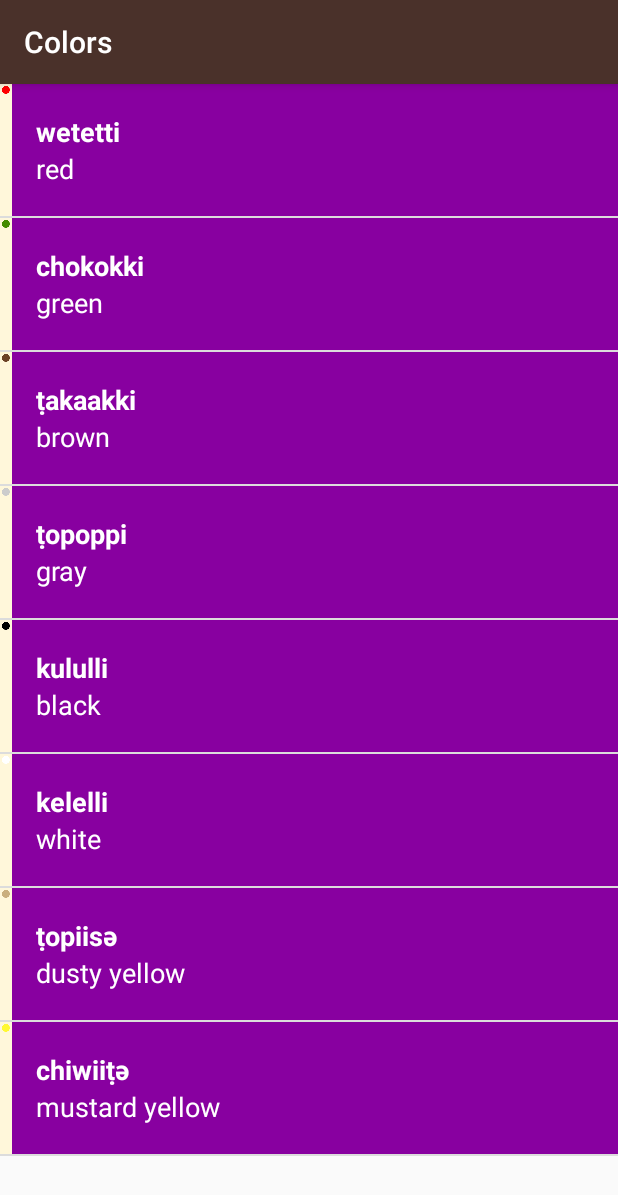
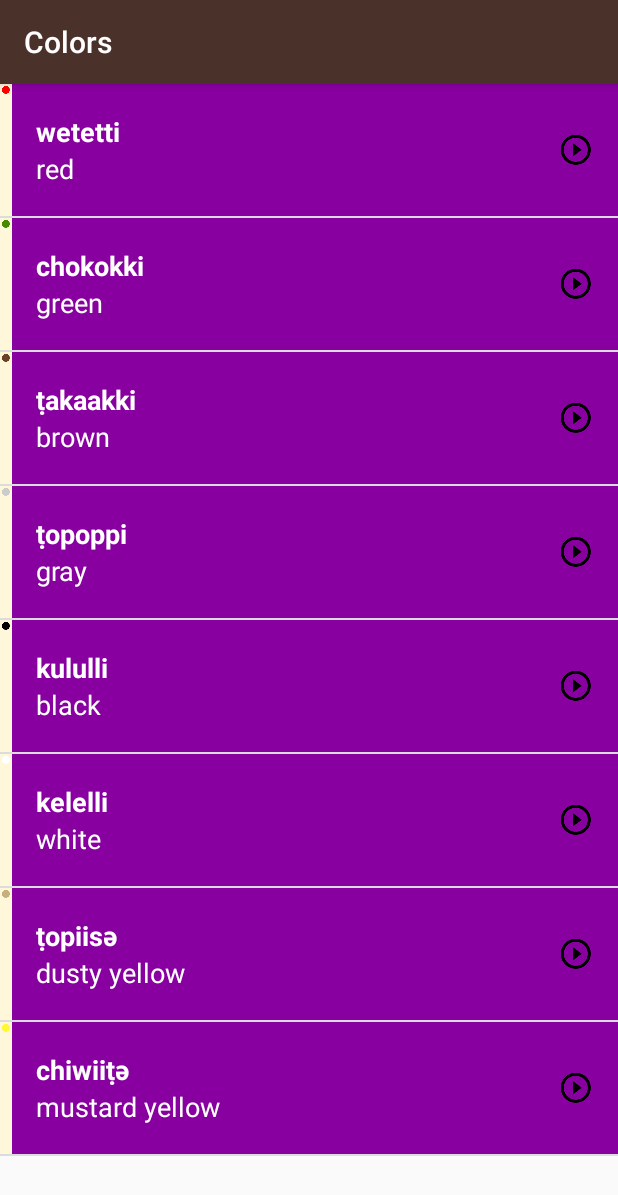
Before and after one commit to emperatorLeo/miwokApp, an Android app: the ColorsActivity screen opened directly, with no data from a screen before it, on a phone screen of 412 x 824 dp. Shown: the top 1195 px of the screen. Run offline under Robolectric (Android 15) with nearby library versions, the light colour scheme and no system bars.

Commit message:
adding a play icon in each listItem and adding a selectable background to the main activity layout

```diff
--- a/app/src/main/java/com/example/android/miwok/WordAdapter.java
+++ b/app/src/main/java/com/example/android/miwok/WordAdapter.java
@@ -2,7 +2,6 @@
 
 
 import android.app.Activity;
-import android.media.MediaPlayer;
 import android.support.v4.content.ContextCompat;
 import android.view.LayoutInflater;
 import android.view.View;
@@ -19,7 +18,7 @@
 
 public class WordAdapter extends ArrayAdapter<Word> {
        int colorResourceId;
-       private  MediaPlayer media;
+
 
 
     public WordAdapter(Activity context, ArrayList<Word> palabras,int coloron){
--- a/app/src/main/res/layout/list_item.xml
+++ b/app/src/main/res/layout/list_item.xml
@@ -1,44 +1,56 @@
 <?xml version="1.0" encoding="utf-8"?>
-<LinearLayout  xmlns:android="http://schemas.android.com/apk/res/android"
+<RelativeLayout xmlns:android="http://schemas.android.com/apk/res/android"
     xmlns:tools="http://schemas.android.com/tools"
+    android:orientation="horizontal"
+    android:layout_width="match_parent"
+    android:layout_height="88dp"
+    android:background="@color/tan_background">
 
-    android:orientation="horizontal"
-    android:layout_height="match_parent"
-    android:layout_width="match_parent"
-    android:minHeight="@dimen/list_item_height"
-    android:background="@color/tan_background">
     <ImageView
         android:layout_width="@dimen/list_item_height"
         android:layout_height="@dimen/list_item_height"
-        android:id="@+id/image_view"
-        />
+        android:layout_alignParentLeft="true"
+        android:id="@+id/image_view" />
+
     <LinearLayout
+        android:id="@+id/textContainer"
+        android:layout_width="match_parent"
+        android:layout_toRightOf="@id/image_view"
+        android:layout_height="88dp"
+        android:layout_alignParentBottom="true"
+        android:layout_alignParentRight="true"
+        android:layout_alignParentTop="true"
         android:orientation="vertical"
+        android:paddingLeft="16dp">
+
+        <TextView
+            android:id="@+id/miwok_word_view"
             android:layout_width="match_parent"
-    android:layout_height="88dp"
-    android:padding="16dp"
-    android:id="@+id/textContainer">
-    <TextView
-        android:layout_width="wrap_content"
             android:layout_height="0dp"
             android:layout_weight="1"
             android:gravity="bottom"
-        android:id="@+id/miwok_word_view"
-        tools:text="tutti"
             android:textAppearance="?android:textAppearanceMedium"
             android:textColor="@android:color/white"
+            android:textStyle="bold"
             android:textSize="18dp"
-        android:textStyle="bold"/>
+            tools:text="tutti" />
 
         <TextView
-        android:layout_width="wrap_content"
+            android:id="@+id/english_word_view"
+            android:layout_width="match_parent"
             android:layout_height="0dp"
             android:layout_weight="1"
             android:gravity="top"
-        android:id="@+id/english_word_view"
             android:textAppearance="?android:textAppearanceMedium"
             android:textColor="@android:color/white"
-        tools:text="one"/>
+            tools:text="one" />
+    </LinearLayout>
 
-</LinearLayout>
-</LinearLayout>
+    <ImageView
+        android:layout_width="24dp"
+        android:layout_height="24dp"
+        android:layout_alignParentRight="true"
+        android:layout_centerVertical="true"
+        android:layout_marginRight="16dp"
+        android:src="@drawable/ic_play_circle_outline_black_24dp" />
+</RelativeLayout>
```
Also changed, not shown: app/src/main/res/layout/activity_main.xml (+30 -9 lines). Lines whose indentation alone changed are shown as unchanged.
